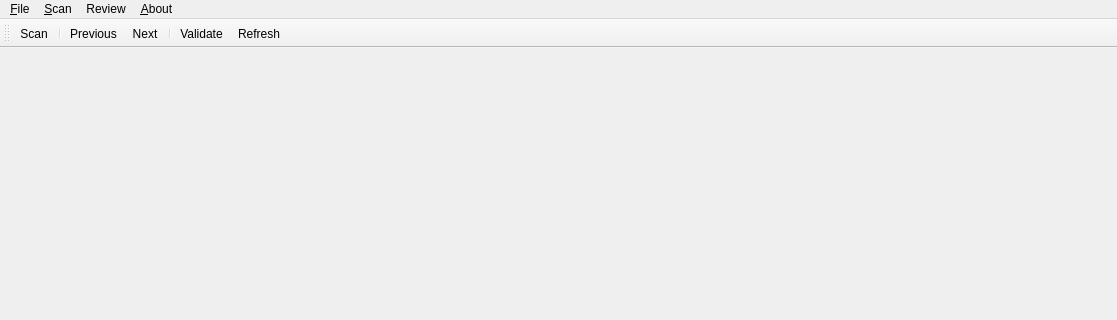
The window that src/ui/main.ui (wxgeo/ptyx-mcq-corrector) describes before a commit, drawn with Qt 5; both pictures show x 0 to 1117 and y 0 to 320 of the 1117 by 526 pixel window.
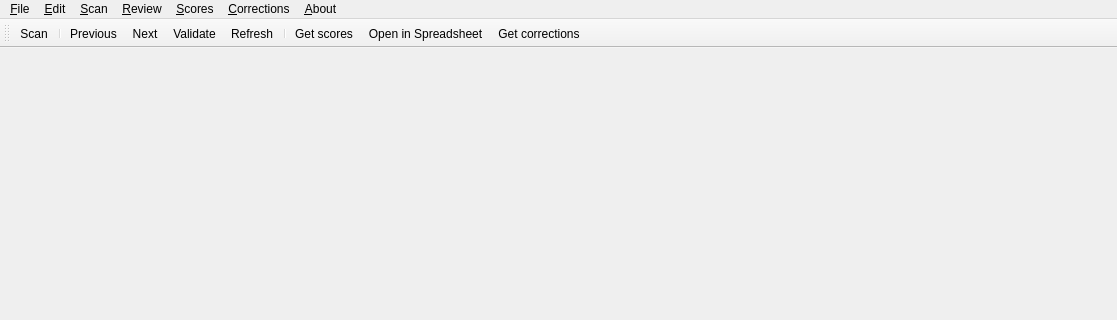
The same window after the commit. Icons and pictures are not drawn.

Commit message: feat: create the menu for the scores and corrections.

```diff
--- a/src/ui/main.ui
+++ b/src/ui/main.ui
@@ -59,7 +59,7 @@
             </widget>
             <widget class="QMenu" name="menuReview">
                 <property name="title">
-                    <string>Review</string>
+                    <string>&amp;Review</string>
                 </property>
                 <addaction name="actionNext"/>
                 <addaction name="actionPrevious"/>
@@ -68,9 +68,33 @@
                 <addaction name="action_Reset_review"/>
                 <addaction name="actionRefresh"/>
             </widget>
+            <widget class="QMenu" name="menuScores">
+                <property name="title">
+                    <string>&amp;Scores</string>
+                </property>
+                <addaction name="action_Get_scores"/>
+                <addaction name="action_Open_in_Spreadsheet"/>
+                <addaction name="action_Refresh_scores"/>
+            </widget>
+            <widget class="QMenu" name="menu_Corrections">
+                <property name="title">
+                    <string>&amp;Corrections</string>
+                </property>
+                <addaction name="action_Get_corrections"/>
+                <addaction name="action_Refresh_corrections"/>
+            </widget>
+            <widget class="QMenu" name="menu_Edit">
+                <property name="title">
+                    <string>&amp;Edit</string>
+                </property>
+                <addaction name="action_Find_and_edit"/>
+            </widget>
             <addaction name="menu_File"/>
+            <addaction name="menu_Edit"/>
             <addaction name="menu_Scan"/>
             <addaction name="menuReview"/>
+            <addaction name="menuScores"/>
+            <addaction name="menu_Corrections"/>
             <addaction name="menu_About"/>
         </widget>
         <widget class="QStatusBar" name="statusbar"/>
@@ -91,9 +115,12 @@
             <addaction name="separator"/>
             <addaction name="actionPrevious"/>
             <addaction name="actionNext"/>
-            <addaction name="separator"/>
             <addaction name="actionValidate"/>
             <addaction name="actionRefresh"/>
+            <addaction name="separator"/>
+            <addaction name="action_Get_scores"/>
+            <addaction name="action_Open_in_Spreadsheet"/>
+            <addaction name="action_Get_corrections"/>
         </widget>
         <action name="action_Open_directory">
             <property name="icon">
@@ -217,12 +244,57 @@
                 <iconset theme="view-refresh"/>
             </property>
             <property name="text">
-                <string>Refresh</string>
+                <string>Re&amp;fresh</string>
             </property>
             <property name="shortcut">
                 <string>Ctrl+R</string>
             </property>
         </action>
+        <action name="action_Get_scores">
+            <property name="icon">
+                <iconset theme="accessories-calculator">
+                    <normaloff>.</normaloff>.
+                </iconset>
+            </property>
+            <property name="text">
+                <string>&amp;Get scores</string>
+            </property>
+        </action>
+        <action name="action_Refresh_corrections">
+            <property name="text">
+                <string>&amp;Refresh corrections</string>
+            </property>
+        </action>
+        <action name="action_Open_in_Spreadsheet">
+            <property name="icon">
+                <iconset theme="x-office-spreadsheet">
+                    <normaloff>.</normaloff>.
+                </iconset>
+            </property>
+            <property name="text">
+                <string>&amp;Open in Spreadsheet</string>
+            </property>
+        </action>
+        <action name="action_Find_and_edit">
+            <property name="text">
+                <string>&amp;Find and edit</string>
+            </property>
+        </action>
+        <action name="action_Refresh_scores">
+            <property name="text">
+                <string>&amp;Refresh scores</string>
+            </property>
+        </action>
+        <action name="action_Get_corrections">
+            <property name="icon">
+                <iconset theme="dialog-information">
+                    <normaloff>.</normaloff>.
+                </iconset>
+            </property>
+            <property name="text">
+                <string>&amp;Get corrections</string>
+            </property>
+        </action>
     </widget>
     <resources/>
     <connections>
```
Left out of the diff: 4 changed lines with no effect on the pictures. The commit also changes 2 other files.
